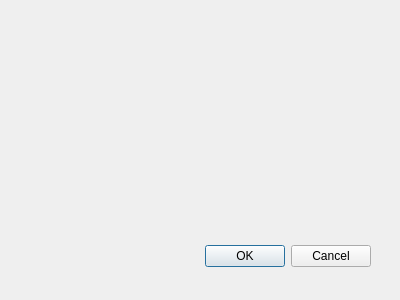
The window that Dialogs/AboutDialog.ui (XChy/IntelliNote) describes before a commit, drawn with Qt 5.
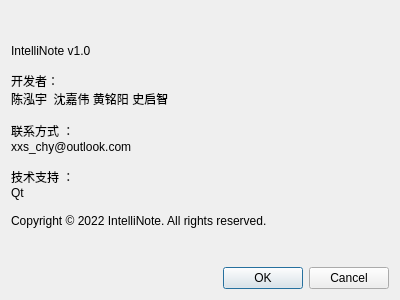
The same window after the commit.

Commit message: Prerelese version of IntelliNote

What changed in the file:
```diff
--- a/Dialogs/AboutDialog.ui
+++ b/Dialogs/AboutDialog.ui
@@ -13,15 +13,27 @@
   <property name="windowTitle">
    <string>关于</string>
   </property>
+  <layout class="QGridLayout" name="gridLayout">
+   <item row="0" column="0">
+    <widget class="QLabel" name="label">
+     <property name="text">
+      <string>IntelliNote v1.0
+
+开发者：
+陈泓宇  沈嘉伟 黄铭阳 史启智 
+
+联系方式 ：
+xxs_chy@outlook.com
+
+技术支持 ：
+Qt
+
+Copyright © 2022 IntelliNote. All rights reserved.</string>
+     </property>
+    </widget>
+   </item>
+   <item row="1" column="0">
   <widget class="QDialogButtonBox" name="buttonBox">
-   <property name="geometry">
-    <rect>
-     <x>30</x>
-     <y>240</y>
-     <width>341</width>
-     <height>32</height>
-    </rect>
-   </property>
    <property name="orientation">
     <enum>Qt::Horizontal</enum>
    </property>
@@ -29,6 +41,8 @@
     <set>QDialogButtonBox::Cancel|QDialogButtonBox::Ok</set>
    </property>
   </widget>
+   </item>
+  </layout>
  </widget>
  <resources/>
  <connections>
```
Lines whose indentation alone changed are shown as unchanged. The commit also changes 4 other files.
